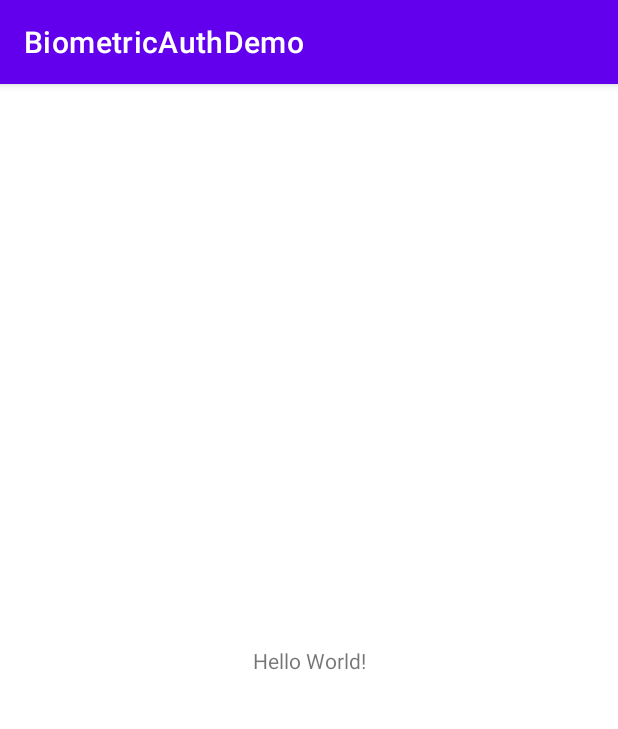
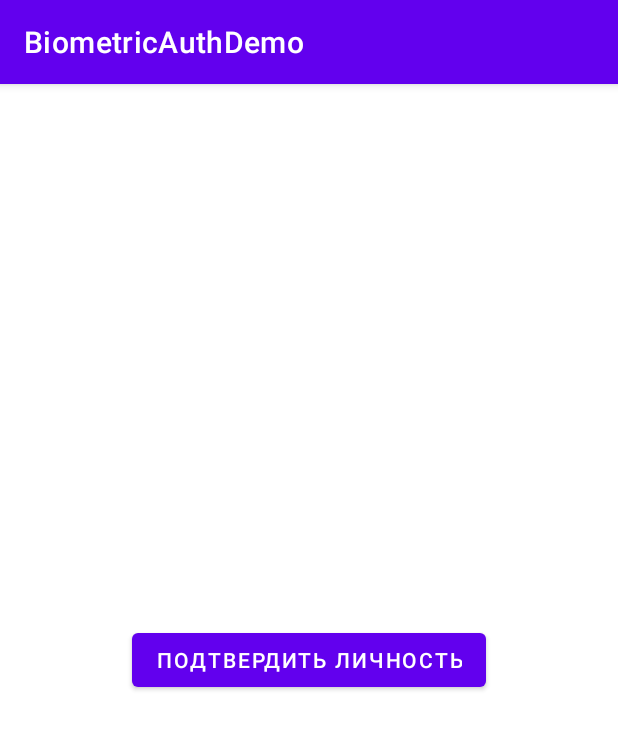
Before and after one commit to kirillNay/BiometricAuth, an Android app: the screen it shows after launch (MainActivity), on a phone screen of 412 x 824 dp. Shown: the top 729 px of the screen. Run offline under Robolectric (Android 15) with nearby library versions, the phone set to English and light mode, and no system bars.

```diff
--- a/app/build.gradle
+++ b/app/build.gradle
@@ -36,7 +36,8 @@ dependencies {
     implementation 'androidx.core:core-ktx:1.7.0'
     implementation 'androidx.appcompat:appcompat:1.4.1'
     implementation 'com.google.android.material:material:1.6.0'
-    implementation 'androidx.constraintlayout:constraintlayout:2.0.4'
+    implementation 'androidx.constraintlayout:constraintlayout:2.1.3'
+    implementation project(path: ':app:beomitric_auth')
     testImplementation 'junit:junit:4.13.2'
     androidTestImplementation 'androidx.test.ext:junit:1.1.3'
     androidTestImplementation 'androidx.test.espresso:espresso-core:3.4.0'
--- a/app/src/main/java/nay/kirill/biometricauthdemo/MainActivity.kt
+++ b/app/src/main/java/nay/kirill/biometricauthdemo/MainActivity.kt
@@ -2,11 +2,42 @@ package nay.kirill.biometricauthdemo
 
 import androidx.appcompat.app.AppCompatActivity
 import android.os.Bundle
+import android.view.View
+import android.widget.Toast
+import androidx.core.view.isVisible
+import nay.kirill.beomitric_auth.api.BiometricStoreManager
+import nay.kirill.beomitric_auth.api.BiometricType
 
 class MainActivity : AppCompatActivity() {
+
+    private val biometricStoreManager by lazy(BiometricStoreManager.Companion::create)
 
     override fun onCreate(savedInstanceState: Bundle?) {
         super.onCreate(savedInstanceState)
         setContentView(R.layout.activity_main)
+
+        setupBiometricUI()
+    }
+
+    private fun setupBiometricUI() {
+        val biometricUnavailable = findViewById<View>(R.id.biometricUnavailableMessage)
+        val authenticateButton = findViewById<View>(R.id.authenticateButton)
+
+        val isBiometricAvailable = biometricStoreManager.isBiometricAvailable(context = this, biometricType = BiometricType.SECOND_CLASS)
+
+        biometricUnavailable.isVisible = !isBiometricAvailable
+        authenticateButton.isVisible = isBiometricAvailable
+
+        if (isBiometricAvailable) {
+            authenticateButton.setOnClickListener {
+                biometricStoreManager.authenticate(
+                    activity = this,
+                    onSuccess = Toast.makeText(this, "Authentication success!", Toast.LENGTH_LONG)::show,
+                    onFailed = { error ->
+                        Toast.makeText(this, "Authentication failed with error: ${error.message}", Toast.LENGTH_LONG).show()
+                    }
+                )
+            }
+        }
     }
 }
--- a/app/src/main/res/layout/activity_main.xml
+++ b/app/src/main/res/layout/activity_main.xml
@@ -8,9 +8,22 @@
     tools:context=".MainActivity">
 
     <TextView
+        android:id="@+id/biometricUnavailableMessage"
         android:layout_width="wrap_content"
         android:layout_height="wrap_content"
-        android:text="Hello World!"
+        android:text="@string/biometric_unavailable"
+        android:textSize="18sp"
+        app:layout_constraintBottom_toBottomOf="parent"
+        app:layout_constraintEnd_toEndOf="parent"
+        app:layout_constraintStart_toStartOf="parent"
+        app:layout_constraintTop_toTopOf="parent"
+        tools:visibility="gone"/>
+
+    <Button
+        android:id="@+id/authenticateButton"
+        android:layout_width="wrap_content"
+        android:layout_height="wrap_content"
+        android:text="@string/authenticate_button"
         app:layout_constraintBottom_toBottomOf="parent"
         app:layout_constraintEnd_toEndOf="parent"
         app:layout_constraintStart_toStartOf="parent"
--- a/app/src/main/res/values/strings.xml
+++ b/app/src/main/res/values/strings.xml
@@ -1,3 +1,5 @@
 <resources>
     <string name="app_name">BiometricAuthDemo</string>
+    <string name="authenticate_button">Подтвердить личность</string>
+    <string name="biometric_unavailable">Биометрия недоступна!</string>
 </resources>
```
